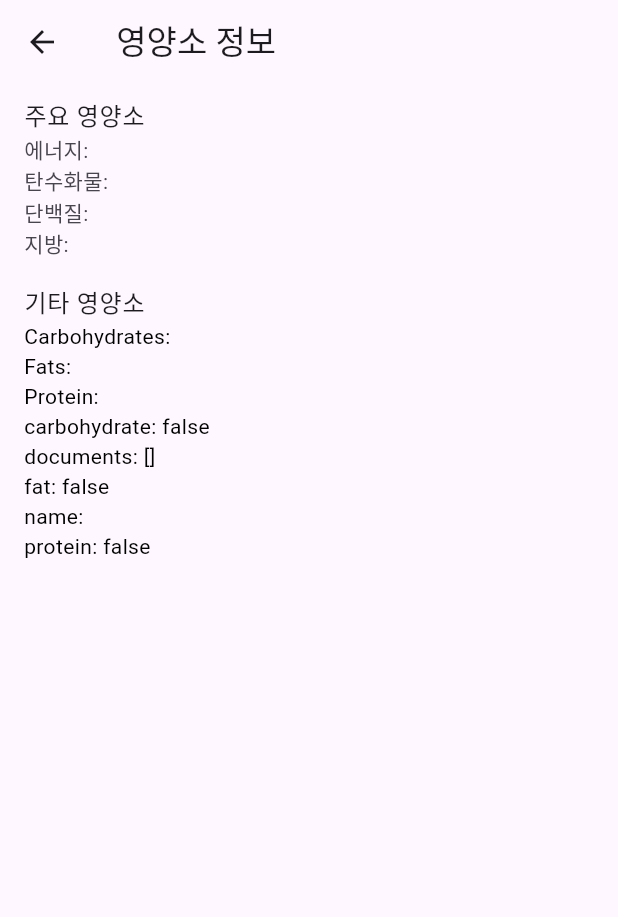
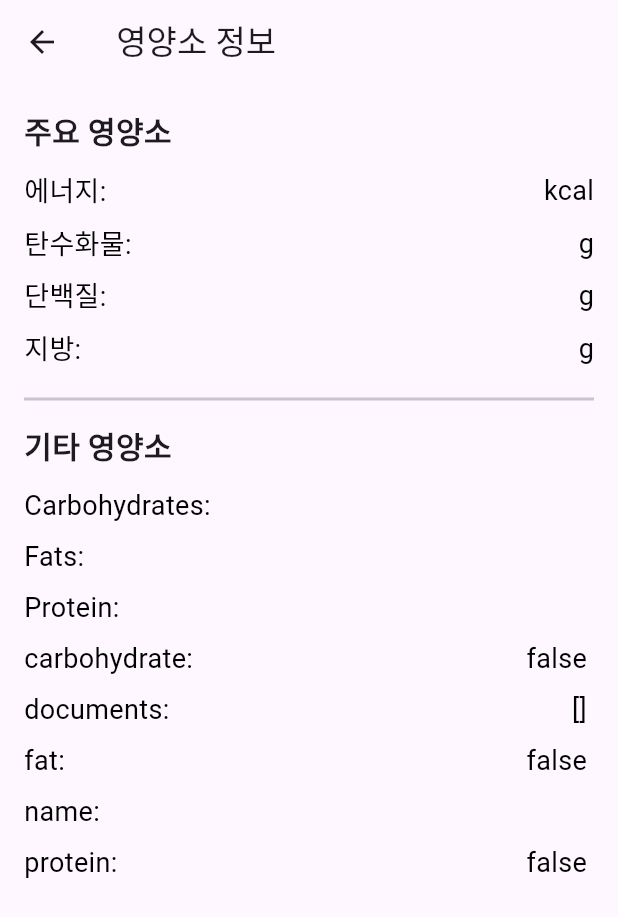
Before and after one commit to ParkJaeSeong98/Capstone2, a Flutter app: the NutrientInfoPage screen opened directly with empty values, on a phone screen of 412 x 824 dp. Shown: the top 917 px of the screen. Run offline on Flutter 3.47's test engine with Material 3 defaults, Android fonts, the phone set to English and light mode, and no system bars; our stand-ins replace cloud_firestore, firebase_core, flutter_typeahead, geolocator, shared_preferences, webview_flutter; missing offline and left inert: kakao_map_plugin; accounts and stored records are empty.

Commit message:
기타 영양소 단위 표시 및 정렬 예쁘게

```diff
--- a/lib/MenuRecommendationPage.dart
+++ b/lib/MenuRecommendationPage.dart
@@ -2,6 +2,7 @@ import 'package:flutter/cupertino.dart';
 import 'package:flutter/material.dart';
 import 'HealthModePage.dart';
 import 'package:shared_preferences/shared_preferences.dart';
+import 'nutrients_list.dart';
 // for kakaomap API
 import 'dart:convert';
 import 'package:http/http.dart' as http;
@@ -29,7 +30,7 @@ class NutrientInfoPage extends StatelessWidget {
         .where((entry) => !['에너지', '탄수화물', '단백질', '지방'].contains(entry.key))
         .toList();
 
-    // 사용자가 선택한 기타영양소와 일치하는 영양소를 맨 위로 이동
+    // 사용자가 선택한 기타 영양소와 일치하는 영양소를 맨 위로 이동
     otherNutrients.sort((a, b) {
       bool aContainsSelected = selectedNutrients.any((selectedNutrient) =>
           a.key.replaceAll(' ', '').contains(selectedNutrient.replaceAll(' ', '')));
@@ -49,35 +50,70 @@ class NutrientInfoPage extends StatelessWidget {
       appBar: AppBar(
         title: Text('$foodName 영양소 정보'),
       ),
-      body: ListView(
+      body: Padding(
+        padding: const EdgeInsets.all(16.0),
+        child: ListView(
+          children: [
+            Text(
+              '주요 영양소',
+              style: TextStyle(
+                fontSize: 20,
+                fontWeight: FontWeight.bold,
+              ),
+            ),
+            SizedBox(height: 8),
+            _buildNutrientInfo('에너지', nutrients['에너지']),
+            _buildNutrientInfo('탄수화물', nutrients['탄수화물']),
+            _buildNutrientInfo('단백질', nutrients['단백질']),
+            _buildNutrientInfo('지방', nutrients['지방']),
+            Divider(height: 32, thickness: 2),
+            Text(
+              '기타 영양소',
+              style: TextStyle(
+                fontSize: 20,
+                fontWeight: FontWeight.bold,
+              ),
+            ),
+            SizedBox(height: 8),
+            ...otherNutrients.map((entry) {
+              final isSelected = selectedNutrients.any((selectedNutrient) =>
+                  entry.key.replaceAll(' ', '').contains(selectedNutrient.replaceAll(' ', '')));
+              return _buildNutrientInfo(entry.key, entry.value, isSelected);
+            }).toList(),
+          ],
+        ),
+      ),
+    );
+  }
+
+  Widget _buildNutrientInfo(String name, dynamic value, [bool isSelected = false]) {
+    // 띄어쓰기를 무시하고 단위 매핑
+    String unit = nutrientUnits.entries
+        .firstWhere(
+          (entry) => name.replaceAll(' ', '').contains(entry.key.replaceAll(' ', '')),
+      orElse: () => MapEntry('', ''),
+    )
+        .value;
+
+    return Padding(
+      padding: const EdgeInsets.symmetric(vertical: 4.0),
+      child: Row(
+        mainAxisAlignment: MainAxisAlignment.spaceBetween,
         children: [
-          ListTile(
-            title: Text('주요 영양소'),
-            subtitle: Column(
-              crossAxisAlignment: CrossAxisAlignment.start,
-              children: [
-                Text('에너지: ${nutrients['에너지']}'),
-                Text('탄수화물: ${nutrients['탄수화물']}'),
-                Text('단백질: ${nutrients['단백질']}'),
-                Text('지방: ${nutrients['지방']}'),
-              ],
+          Text(
+            '$name:',
+            style: TextStyle(
+              fontSize: 18,
+              fontWeight: isSelected ? FontWeight.bold : FontWeight.normal,
+              color: isSelected ? Colors.blue : Colors.black,
             ),
           ),
-          ListTile(
-            title: Text('기타 영양소'),
-            subtitle: Column(
-              crossAxisAlignment: CrossAxisAlignment.start,
-              children: otherNutrients.map((entry) {
-                final isSelected = selectedNutrients.any((selectedNutrient) =>
-                    entry.key.replaceAll(' ', '').contains(selectedNutrient.replaceAll(' ', '')));
-                return Text(
-                  '${entry.key}: ${entry.value}',
-                  style: TextStyle(
-                    fontWeight: isSelected ? FontWeight.bold : FontWeight.normal,
-                    color: isSelected ? Colors.blue : Colors.black,
-                  ),
-                );
-              }).toList(),
+          Text(
+            '$value $unit',
+            style: TextStyle(
+              fontSize: 18,
+              fontWeight: isSelected ? FontWeight.bold : FontWeight.normal,
+              color: isSelected ? Colors.blue : Colors.black,
             ),
           ),
         ],
@@ -85,6 +121,7 @@ class NutrientInfoPage extends StatelessWidget {
     );
   }
 }
+
 
 class MenuRecommendationPage extends StatefulWidget {
   final String mealTime;
--- a/lib/main.dart
+++ b/lib/main.dart
@@ -381,7 +381,7 @@ class _HomeScreenState extends State<HomeScreen> {
             onPressed: _toggleHealthMode,
           ),
           IconButton(
-            icon: Icon(Icons.account_circle),
+            icon: Icon(Icons.person),
             onPressed: _editHealthMode,
           ),
         ],
--- a/lib/nutrients_list.dart
+++ b/lib/nutrients_list.dart
@@ -76,3 +76,85 @@ final List<String> nutrients = [
   '트랜스 리놀레산(18:2t)',
   '트랜스 리놀렌산(18:3t)'
 ];
+
+final Map<String, String> nutrientUnits = {
+  '에너지': 'kcal',
+  '탄수화물': 'g',
+  '단백질': 'g',
+  '지방': 'g',
+  '식이섬유': 'g',
+  '칼슘': 'mg',
+  '철': 'mg',
+  '인': 'mg',
+  '칼륨': 'mg',
+  '나트륨': 'mg',
+  '비타민 A': 'μg RAE',
+  '레티놀': 'μg',
+  '베타카로틴': 'μg',
+  '티아민': 'mg',
+  '리보플라빈': 'mg',
+  '니아신': 'mg',
+  '비타민 C': 'mg',
+  '비타민 D': 'μg',
+  '콜레스테롤': 'mg',
+  '포화지방산': 'g',
+  '트랜스지방산': 'g',
+  '자당': 'g',
+  '포도당': 'g',
+  '과당': 'g',
+  '유당': 'g',
+  '맥아당': 'g',
+  '마그네슘': 'mg',
+  '아연': 'mg',
+  '구리': 'mg',
+  '망간': 'mg',
+  '셀레늄': 'μg',
+  '토코페롤': 'mg',
+  '토코트리에놀': 'mg',
+  '엽산(DFE)': 'μg',
+  '비타민 B12': 'μg',
+  '총 아미노산': 'mg',
+  '이소류신': 'mg',
+  '류신': 'mg',
+  '라이신': 'mg',
+  '메티오닌': 'mg',
+  '페닐알라닌': 'mg',
+  '트레오닌': 'mg',
+  '발린': 'mg',
+  '히스티딘': 'mg',
+  '아르기닌': 'mg',
+  '티로신': 'mg',
+  '시스테인': 'mg',
+  '알라닌': 'mg',
+  '아스파르트산': 'mg',
+  '글루탐산': 'mg',
+  '글리신': 'mg',
+  '프롤린': 'mg',
+  '세린': 'mg',
+  '부티르산(4:0)': 'g',
+  '카프로산(6:0)': 'g',
+  '카프릴산(8:0)': 'g',
+  '카프르산(10:0)': 'g',
+  '라우르산(12:0)': 'g',
+  '미리스트산(14:0)': 'g',
+  '팔미트산(16:0)': 'g',
+  '스테아르산(18:0)': 'g',
+  '아라키드산(20:0)': 'g',
+  '미리스톨레산(14:1)': 'g',
+  '팔미톨레산(16:1)': 'g',
+  '올레산(18:1(n-9))': 'g',
+  '박센산(18:1(n-7))': 'g',
+  '가돌레산(20:1)': 'g',
+  '리놀레산(18:2(n-6)c)': 'g',
+  '알파 리놀렌산(18:3(n-3))': 'g',
+  '감마 리놀렌산(18:3(n-6))': 'g',
+  '에이코사디에노산(20:2(n-6))': 'g',
+  '아라키돈산(20:4(n-6))': 'g',
+  '에이코사트리에노산(20:3(n-6))': 'g',
+  '에이코사펜타에노산(20:5(n-3))': 'g',
+  '도코사펜타에노산(22:5(n-3))': 'g',
+  '도코사헥사에노산(22:6(n-3))': 'g',
+  '트랜스 올레산(18:1(n-9)t)': 'g',
+  '트랜스 리놀레산(18:2t)': 'g',
+  '트랜스 리놀렌산(18:3t)': 'g'
+};
```
